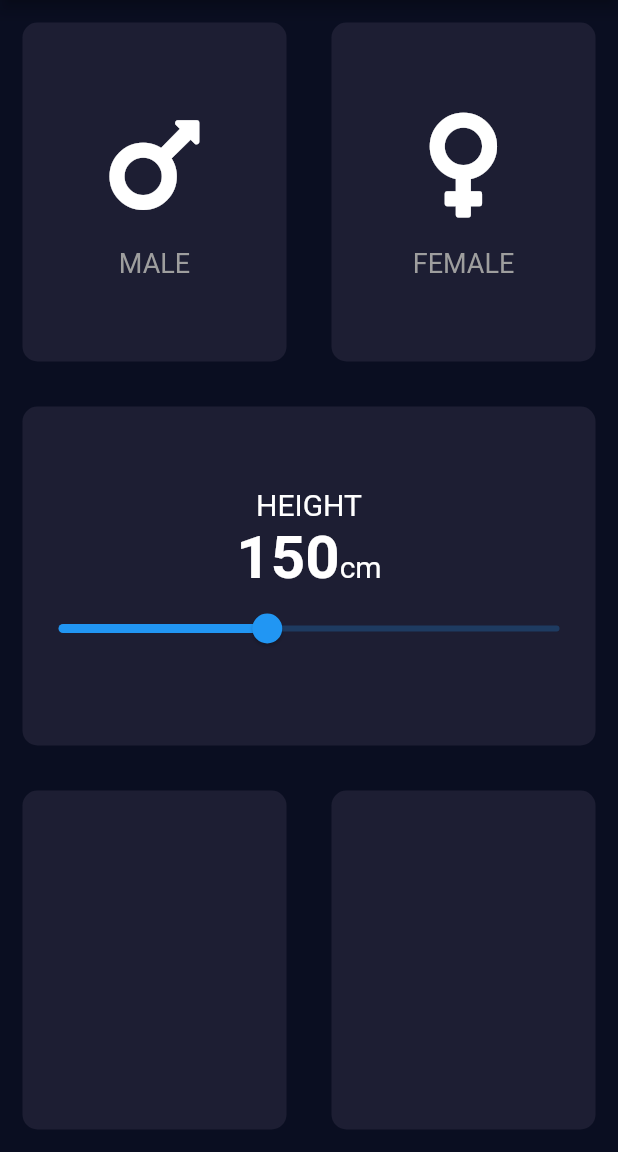
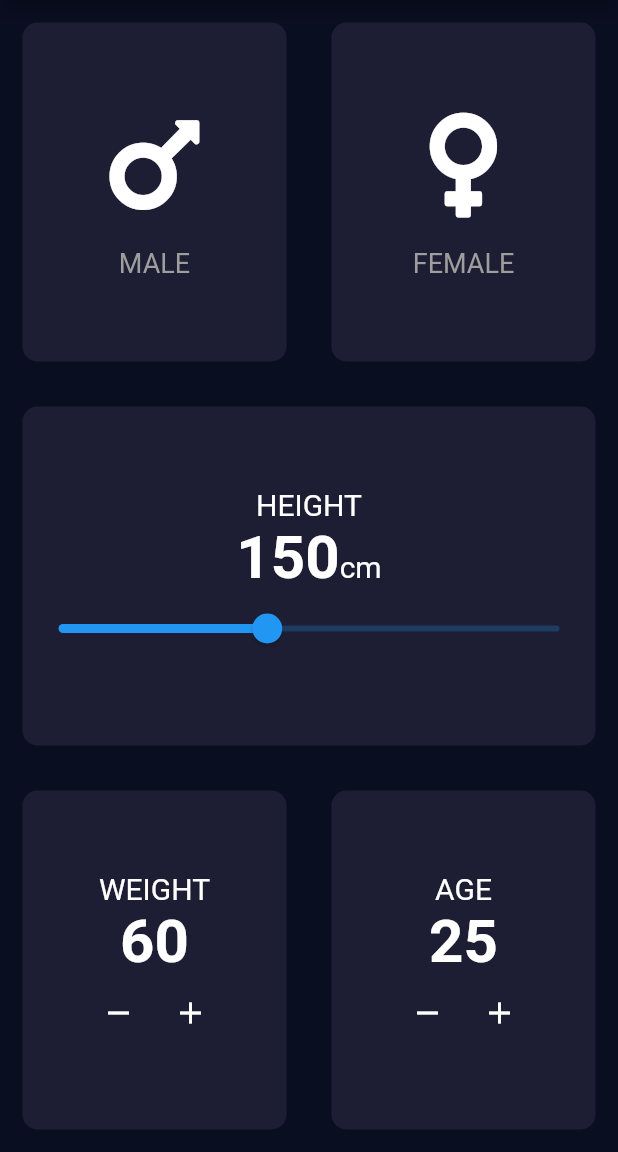
Before and after one commit to Santhosh1209/bmi_calculator, a Flutter app: the screen it shows after launch, on a phone screen of 412 x 824 dp, the part 84-1236 px from its top. Run offline on Flutter 3.47's test engine with Material 2 defaults, Android fonts, the phone set to English and light mode, and no system bars; our stand-ins replace font_awesome_flutter.

Commit message:
added height+age buttons

```diff
--- a/lib/main.dart
+++ b/lib/main.dart
@@ -31,7 +31,9 @@ class page extends StatefulWidget {
 
 class _pageState extends State<page> {
   String selectedGender = ''; // Variable to store the selected gender
-  double height = 150.0; // used in the slider
+  double height = 150.0; // used in the slider for height
+  int age = 25;
+  int weight = 60;
   @override
   Widget build(BuildContext context) {
     return Scaffold(
@@ -135,18 +137,96 @@ class _pageState extends State<page> {
                   Expanded(
                     child: ReusableCard(
                       colour: Color(0xF1D1E33),
-                )
+                      cardChild: Column(
+                        mainAxisAlignment: MainAxisAlignment.center,
+                        children: [
+                          Text(
+                            'WEIGHT',
+                            style: TextStyle(
+                              fontSize: 20.0,
                             ),
-              Expanded(child:
-              ReusableCard(
+                          ),
+                          Text(
+                            weight.toString(), // Display the weight value
+                            style: TextStyle(
+                              fontSize: 40.0,
+                              fontWeight: FontWeight.bold,
+                            ),
+                          ),
+                          Row(
+                            mainAxisAlignment: MainAxisAlignment.center,
+                            children: [
+                              IconButton(
+                                onPressed: () {
+                                  setState(() {
+                                    weight--; // Decrement weight by 1
+                                  });
+                                },
+                                icon: Icon(Icons.remove),
+                              ),
+                              IconButton(
+                                onPressed: () {
+                                  setState(() {
+                                    weight++; // Increment weight by 1
+                                  });
+                                },
+                                icon: Icon(Icons.add),
+                              ),
+                            ],
+                          ),
+                        ],
+                      ),
+                    ),
+                  ),
+                  Expanded(
+                    child: ReusableCard(
                       colour: Color(0xF1D1E33),
-              )
+                      cardChild: Column(
+                        mainAxisAlignment: MainAxisAlignment.center,
+                        children: [
+                          Text(
+                            'AGE',
+                            style: TextStyle(
+                              fontSize: 20.0,
+                            ),
+                          ),
+                          Text(
+                            age.toString(), // Display the age value
+                            style: TextStyle(
+                              fontSize: 40.0,
+                              fontWeight: FontWeight.bold,
+                            ),
+                          ),
+                          Row(
+                            mainAxisAlignment: MainAxisAlignment.center,
+                            children: [
+                              IconButton(
+                                onPressed: () {
+                                  setState(() {
+                                    age--; // Decrement age by 1
+                                  });
+                                },
+                                icon: Icon(Icons.remove),
+                              ),
+                              IconButton(
+                                onPressed: () {
+                                  setState(() {
+                                    age++; // Increment age by 1
+                                  });
+                                },
+                                icon: Icon(Icons.add),
+                              ),
+                            ],
+                          ),
+                        ],
+                      ),
+                    ),
                   ),
                 ],
               ),
             ),
           ],
-      )
+        ),
     );
   }
 }
```
Lines whose indentation alone changed are shown as unchanged.
